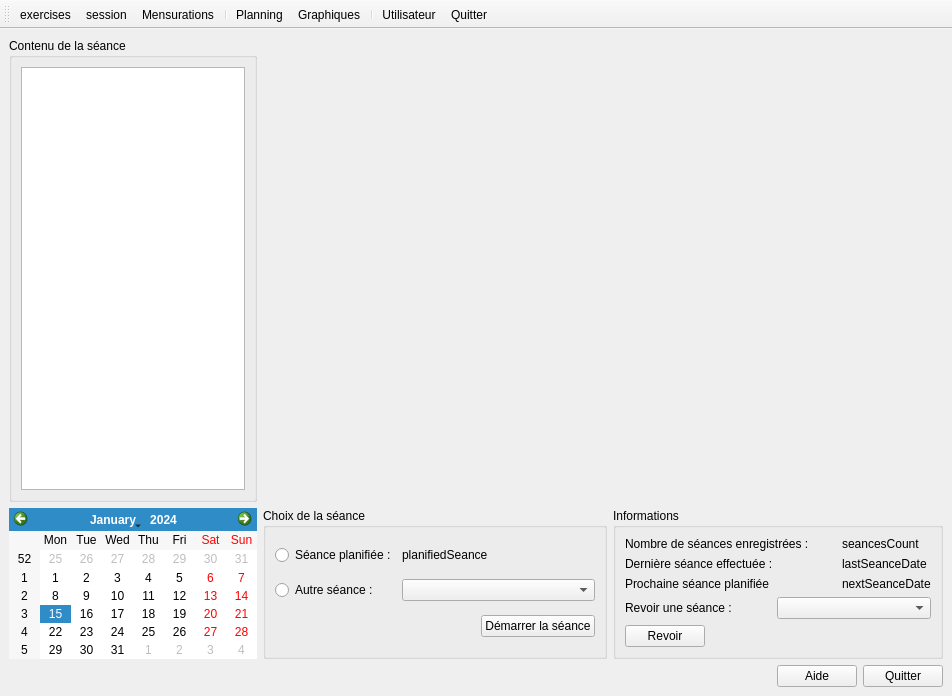
Above: src/mainwindow.ui from oktal/bodeasy before the change. Below: the same form after it.
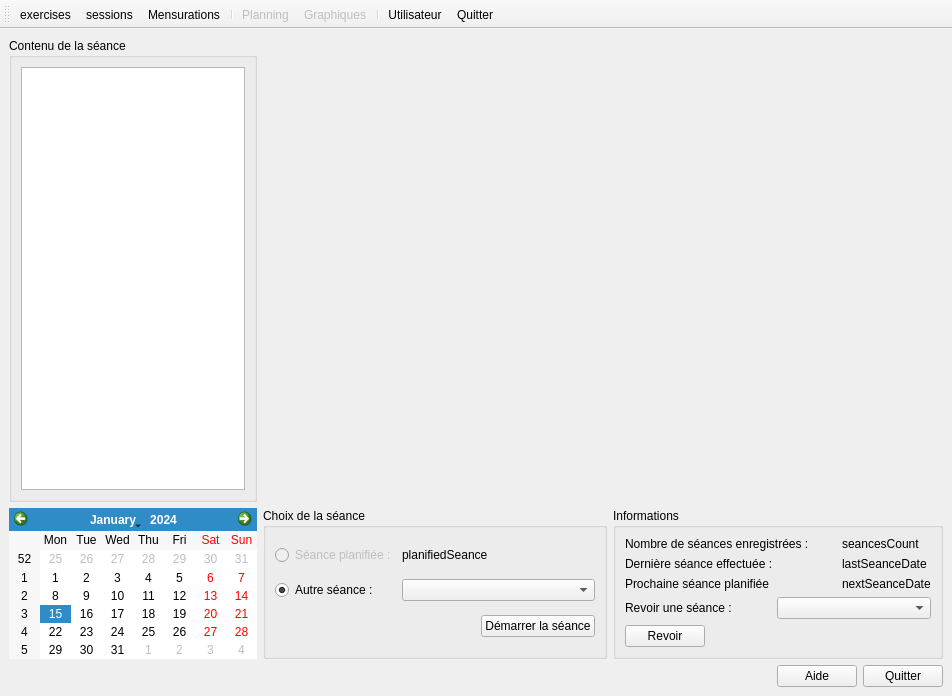
That is the form after the change. Icons and pictures are not drawn.

```diff
--- a/src/mainwindow.ui
+++ b/src/mainwindow.ui
@@ -22,7 +22,7 @@
       </property>
       <layout class="QVBoxLayout" name="verticalLayout">
        <item>
-        <widget class="QListView" name="listView"/>
+        <widget class="QListView" name="lstContent"/>
        </item>
       </layout>
      </widget>
@@ -37,28 +37,34 @@
       </property>
       <layout class="QGridLayout" name="gridLayout_2">
        <item row="0" column="0">
-        <widget class="QRadioButton" name="radioButton">
+        <widget class="QRadioButton" name="radPlanifiedSession">
+         <property name="enabled">
+          <bool>false</bool>
+         </property>
          <property name="text">
           <string>Séance planifiée :</string>
          </property>
         </widget>
        </item>
        <item row="0" column="1" colspan="2">
-        <widget class="QLabel" name="label">
+        <widget class="QLabel" name="lblPlanifiedSession">
          <property name="text">
           <string>planifiedSeance</string>
          </property>
         </widget>
        </item>
        <item row="1" column="0">
-        <widget class="QRadioButton" name="radioButton_2">
+        <widget class="QRadioButton" name="radOtherSession">
          <property name="text">
           <string>Autre séance :</string>
          </property>
+         <property name="checked">
+          <bool>true</bool>
+         </property>
         </widget>
        </item>
        <item row="1" column="1" colspan="2">
-        <widget class="QComboBox" name="comboBox"/>
+        <widget class="QComboBox" name="cmbSessions"/>
        </item>
        <item row="2" column="0" colspan="2">
         <spacer name="horizontalSpacer">
@@ -77,7 +83,7 @@
         </spacer>
        </item>
        <item row="2" column="2">
-        <widget class="QPushButton" name="pushButton">
+        <widget class="QPushButton" name="btnStart">
          <property name="text">
           <string>Démarrer la séance</string>
          </property>
@@ -243,7 +249,7 @@
     <bool>false</bool>
    </attribute>
    <addaction name="exercisesAction"/>
-   <addaction name="sessionAction"/>
+   <addaction name="sessionsAction"/>
    <addaction name="mensurationAction"/>
    <addaction name="separator"/>
    <addaction name="calendarAction"/>
@@ -265,6 +271,9 @@
    </property>
   </action>
   <action name="calendarAction">
+   <property name="enabled">
+    <bool>false</bool>
+   </property>
    <property name="icon">
     <iconset resource="ressources.qrc">
      <normaloff>:/images/calendar-icon.png</normaloff>:/images/calendar-icon.png</iconset>
@@ -301,6 +310,9 @@
    </property>
   </action>
   <action name="graphAction">
+   <property name="enabled">
+    <bool>false</bool>
+   </property>
    <property name="icon">
     <iconset resource="ressources.qrc">
      <normaloff>:/images/graph-icon2.png</normaloff>:/images/graph-icon2.png</iconset>
@@ -312,13 +324,13 @@
     <string>Graphiques et histogrammes</string>
    </property>
   </action>
-  <action name="sessionAction">
+  <action name="sessionsAction">
    <property name="icon">
     <iconset resource="ressources.qrc">
      <normaloff>:/images/table-icon.png</normaloff>:/images/table-icon.png</iconset>
    </property>
    <property name="text">
-    <string>session</string>
+    <string>sessions</string>
    </property>
    <property name="toolTip">
     <string>Consulter les séances</string>
```
